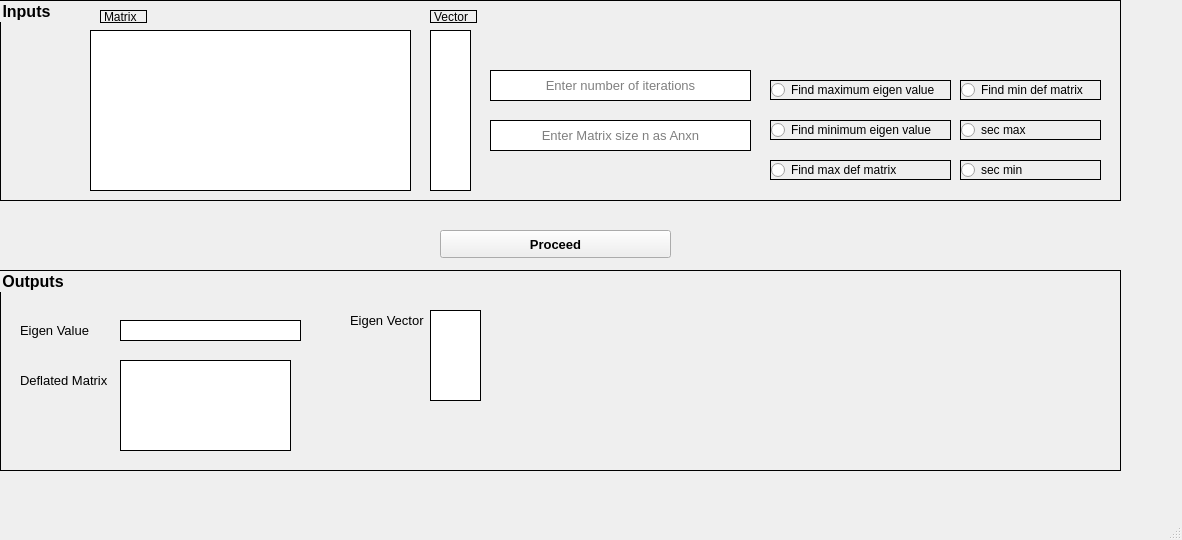
Qt form eigenvalue.ui (yousefsawy/NumericalAnalysis) before a commit.
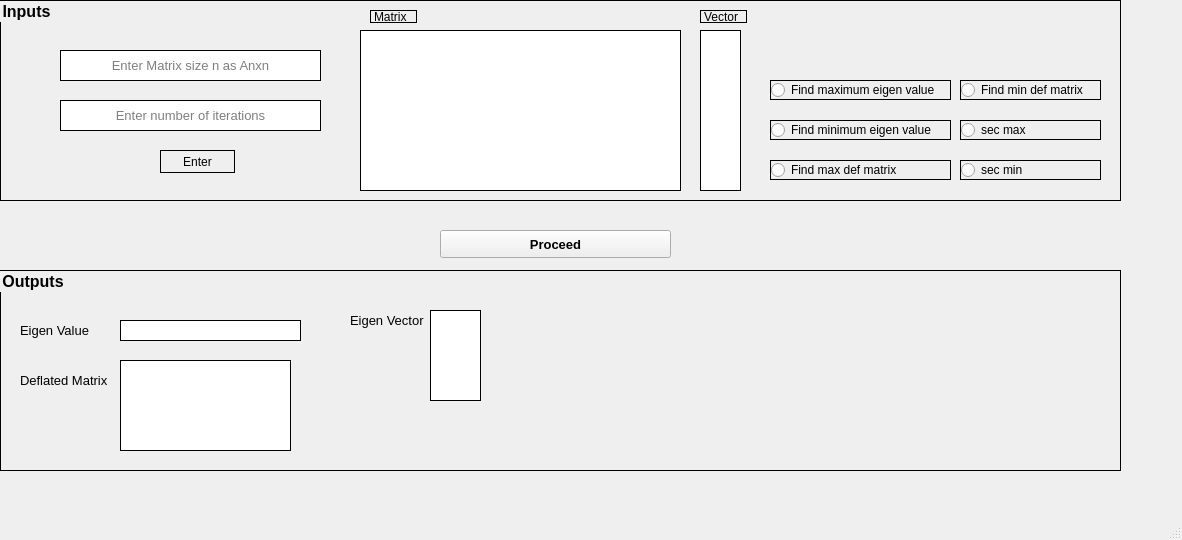
The same form after that commit.

Commit message: j,hghjg

Diff of the .ui file:
```diff
--- a/eigenvalue.ui
+++ b/eigenvalue.ui
@@ -41,8 +41,8 @@
     <widget class="QLineEdit" name="lineEdit_2">
      <property name="geometry">
       <rect>
-       <x>490</x>
-       <y>120</y>
+       <x>60</x>
+       <y>50</y>
        <width>261</width>
        <height>31</height>
       </rect>
@@ -65,8 +65,8 @@
     <widget class="QLineEdit" name="lineEdit_3">
      <property name="geometry">
       <rect>
-       <x>490</x>
-       <y>70</y>
+       <x>60</x>
+       <y>100</y>
        <width>261</width>
        <height>31</height>
       </rect>
@@ -161,33 +161,33 @@
       <string>sec min</string>
      </property>
     </widget>
+    <widget class="QPushButton" name="pushButton_2">
+     <property name="geometry">
+      <rect>
+       <x>160</x>
+       <y>150</y>
+       <width>75</width>
+       <height>23</height>
+      </rect>
+     </property>
+     <property name="text">
+      <string>Enter</string>
+     </property>
+    </widget>
     <widget class="QTableWidget" name="tableWidget">
      <property name="geometry">
       <rect>
-       <x>90</x>
+       <x>360</x>
        <y>30</y>
        <width>321</width>
        <height>161</height>
       </rect>
      </property>
     </widget>
-    <widget class="QLabel" name="label_2">
-     <property name="geometry">
-      <rect>
-       <x>100</x>
-       <y>10</y>
-       <width>47</width>
-       <height>13</height>
-      </rect>
-     </property>
-     <property name="text">
-      <string>Matrix</string>
-     </property>
-    </widget>
     <widget class="QTableWidget" name="tableWidget_2">
      <property name="geometry">
       <rect>
-       <x>430</x>
+       <x>700</x>
        <y>30</y>
        <width>41</width>
        <height>161</height>
@@ -197,7 +197,7 @@
     <widget class="QLabel" name="label_3">
      <property name="geometry">
       <rect>
-       <x>430</x>
+       <x>700</x>
        <y>10</y>
        <width>47</width>
        <height>13</height>
@@ -207,6 +207,19 @@
       <string>Vector</string>
      </property>
     </widget>
+    <widget class="QLabel" name="label_2">
+     <property name="geometry">
+      <rect>
+       <x>370</x>
+       <y>10</y>
+       <width>47</width>
+       <height>13</height>
+      </rect>
+     </property>
+     <property name="text">
+      <string>Matrix</string>
+     </property>
+    </widget>
    </widget>
    <widget class="QLabel" name="label">
     <property name="geometry">
```
The commit also changes 2 other files.
